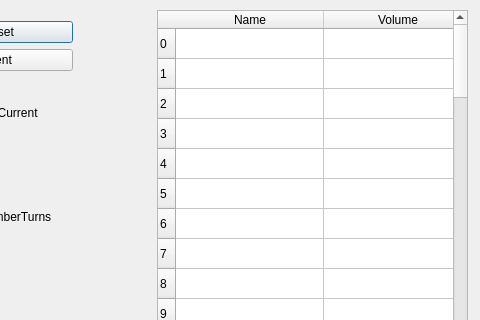
This is dialog.ui in Wiha77/modbusctl as Qt 5 draws it before an edit; both pictures show x 253 to 733 and y 0 to 320 of the 733 by 497 pixel window. The edited form follows.
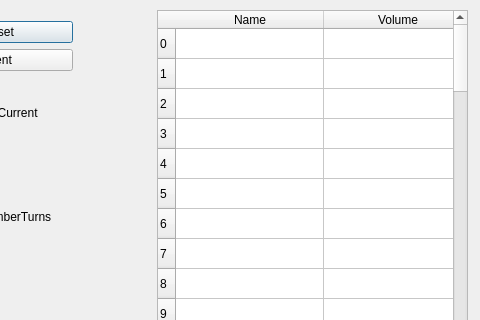
This is the edited form.

The edit to the form file:
```diff
--- a/dialog.ui
+++ b/dialog.ui
@@ -23,7 +23,7 @@
     </rect>
    </property>
    <property name="rowCount">
-    <number>53</number>
+    <number>57</number>
    </property>
    <property name="columnCount">
     <number>4</number>
@@ -156,11 +156,31 @@
      <string>24</string>
     </property>
    </row>
+   <row>
+    <property name="text">
+     <string>25</string>
+    </property>
+   </row>
    <row>
     <property name="text">
      <string>26</string>
     </property>
    </row>
+   <row>
+    <property name="text">
+     <string>27</string>
+    </property>
+   </row>
+   <row>
+    <property name="text">
+     <string>28</string>
+    </property>
+   </row>
+   <row>
+    <property name="text">
+     <string>29</string>
+    </property>
+   </row>
    <row/>
    <row/>
    <row/>
```
